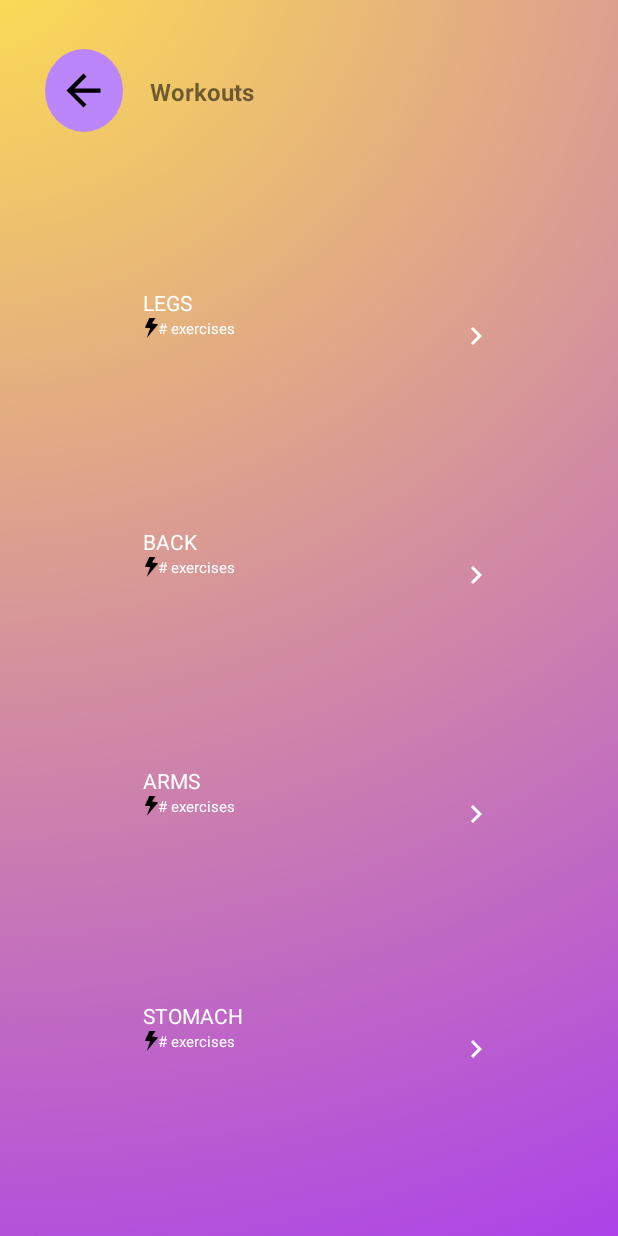
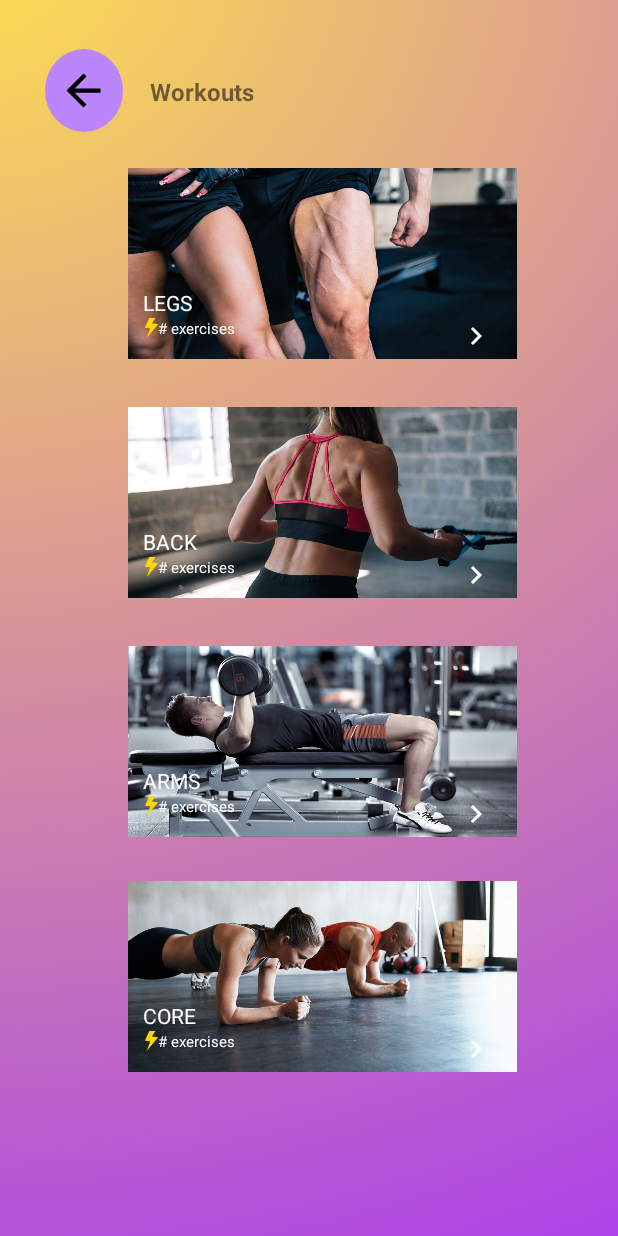
Before and after one commit to MIMIezno/abc, an Android app: the Workout screen opened directly, with no data from a screen before it, on a phone screen of 412 x 824 dp. Run offline under Robolectric (Android 15) with nearby library versions, the phone set to English and light mode, and no system bars.

Commit message:
DECENT blog, more, reminders, workouts

```diff
--- a/app/src/main/java/com/example/workeatwork/Reminder.java
+++ b/app/src/main/java/com/example/workeatwork/Reminder.java
@@ -5,6 +5,7 @@ import androidx.appcompat.app.AppCompatActivity;
 import android.content.Intent;
 import android.os.Bundle;
 import android.view.View;
+import android.widget.ProgressBar;
 
 public class Reminder extends AppCompatActivity {
 
--- a/app/src/main/res/layout/activity_reminder.xml
+++ b/app/src/main/res/layout/activity_reminder.xml
@@ -49,6 +49,8 @@
             android:layout_height="29dp"
             android:layout_marginStart="50dp"
             android:layout_marginTop="70dp"
+            android:max="10"
+            android:progress="6"
             android:progressDrawable="@drawable/progress_bg" />
 
         <ImageView
--- a/app/src/main/res/layout/activity_workout.xml
+++ b/app/src/main/res/layout/activity_workout.xml
@@ -66,7 +66,8 @@
                 android:layout_width="259dp"
                 android:layout_height="match_parent"
                 android:layout_marginStart="70dp"
-                tools:srcCompat="@drawable/legs" />
+                android:scaleType="fitXY"
+                android:src="@drawable/legs" />
 
             <TextView
                 android:id="@+id/textView76"
@@ -93,7 +94,8 @@
                 android:layout_height="13dp"
                 android:layout_marginStart="80dp"
                 android:layout_marginTop="100dp"
-                app:srcCompat="@drawable/ic_spark" />
+                app:srcCompat="@drawable/ic_spark"
+                app:tint="#FFD700"/>
 
             <ImageView
                 android:id="@+id/imageView46"
@@ -118,7 +120,8 @@
                 android:layout_width="259dp"
                 android:layout_height="match_parent"
                 android:layout_marginStart="70dp"
-                tools:srcCompat="@drawable/back" />
+                android:scaleType="fitXY"
+                android:src="@drawable/back" />
 
             <TextView
                 android:id="@+id/textView78"
@@ -145,7 +148,8 @@
                 android:layout_height="13dp"
                 android:layout_marginStart="80dp"
                 android:layout_marginTop="100dp"
-                app:srcCompat="@drawable/ic_spark" />
+                app:srcCompat="@drawable/ic_spark"
+                app:tint="#FFD700"/>
 
             <ImageView
                 android:id="@+id/imageView47"
@@ -171,7 +175,8 @@
                 android:layout_width="259dp"
                 android:layout_height="match_parent"
                 android:layout_marginStart="70dp"
-                tools:srcCompat="@drawable/arm" />
+                android:scaleType="fitXY"
+                android:src="@drawable/arm" />
 
             <TextView
                 android:id="@+id/textView80"
@@ -198,7 +203,8 @@
                 android:layout_height="13dp"
                 android:layout_marginStart="80dp"
                 android:layout_marginTop="100dp"
-                app:srcCompat="@drawable/ic_spark" />
+                app:srcCompat="@drawable/ic_spark"
+                app:tint="#FFD700"/>
 
             <ImageView
                 android:id="@+id/imageView48"
@@ -224,7 +230,8 @@
                 android:layout_width="259dp"
                 android:layout_height="match_parent"
                 android:layout_marginStart="70dp"
-                tools:srcCompat="@drawable/stomach" />
+                android:scaleType="fitXY"
+                android:src="@drawable/stomach" />
 
             <TextView
                 android:id="@+id/textView74"
@@ -233,7 +240,7 @@
                 android:layout_marginStart="80dp"
                 android:layout_marginTop="80dp"
                 android:textColor="@color/white"
-                android:text="STOMACH" />
+                android:text="CORE" />
 
             <TextView
                 android:id="@+id/textView75"
@@ -251,7 +258,8 @@
                 android:layout_height="13dp"
                 android:layout_marginStart="80dp"
                 android:layout_marginTop="100dp"
-                app:srcCompat="@drawable/ic_spark" />
+                app:srcCompat="@drawable/ic_spark"
+                app:tint="#FFD700"/>
 
             <ImageView
                 android:id="@+id/imageView45"
```
Also changed, not shown: app/src/main/res/layout/activity_blog.xml (+14 -11 lines), app/src/main/res/layout/activity_more.xml (+20 -20 lines), app/src/main/res/layout/activity_recipes.xml (+8 -8 lines).
